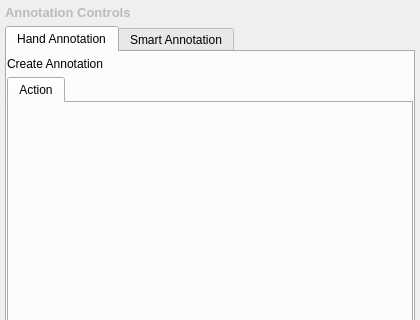
Qt form annotation_tool/ui/localization/annotation_panel/localization_annotation_panel.ui (OpenSportsLab/VideoAnnotationTool) before a commit; both pictures show x 0 to 420 and y 0 to 320 of the 420 by 720 pixel window.
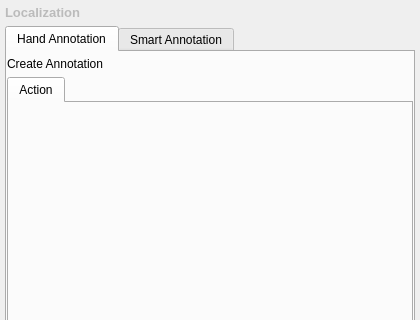
The same form after that commit.

Commit message: feat: Update localization annotation panel UI text and properties

Patch:
```diff
--- a/annotation_tool/ui/localization/annotation_panel/localization_annotation_panel.ui
+++ b/annotation_tool/ui/localization/annotation_panel/localization_annotation_panel.ui
@@ -28,12 +28,12 @@
    </property>
    <item>
     <widget class="QLabel" name="localizationHeaderLabel">
-     <property name="text">
-      <string>Annotation Controls</string>
-     </property>
      <property name="styleSheet">
       <string notr="true">font-weight: bold; color: #BBB; font-size: 13px;</string>
      </property>
+     <property name="text">
+      <string>Localization</string>
+     </property>
     </widget>
    </item>
    <item>
```
Left out of the diff: 60 changed lines with no effect on the pictures.
